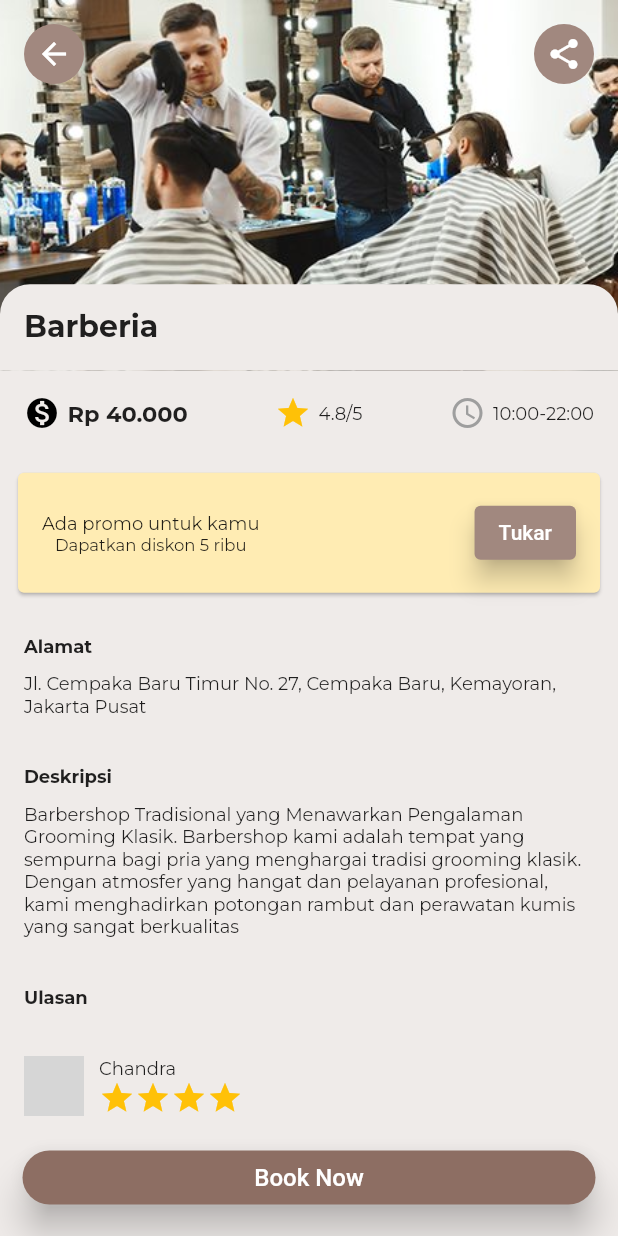
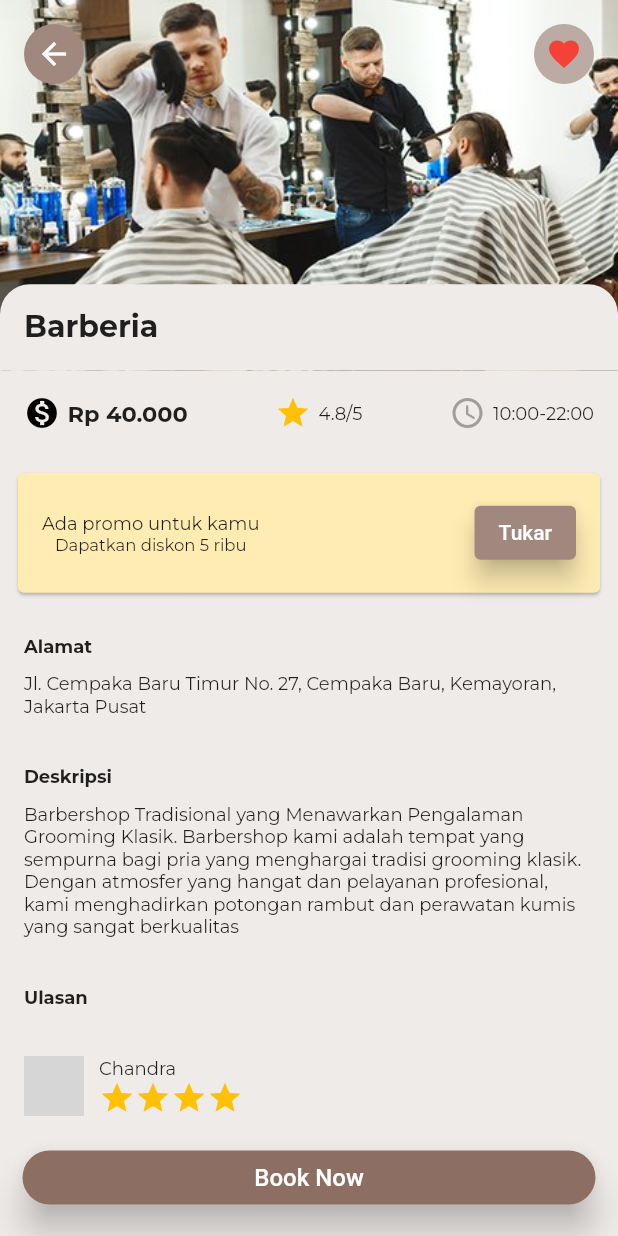
Before and after one commit to uxchandra/barbershop_app, a Flutter app: the screen it shows after launch, after a tap on "Barberia", on a phone screen of 412 x 824 dp. Run offline on Flutter 3.47's test engine with Material 2 defaults, Android fonts, the light colour scheme and no system bars; our stand-ins replace google_fonts; network calls fail; grey boxes are pictures that could not be loaded.

Commit message:
modified:   lib/detail_page.dart

```diff
--- a/lib/detail_page.dart
+++ b/lib/detail_page.dart
@@ -56,20 +56,7 @@ class _DetailPageState extends State<DetailPage> {
                           ),
                         ),
                       )),
-                  Positioned(
-                      top: 16,
-                      right: 16,
-                      child: Container(
-                        padding: const EdgeInsets.all(8),
-                        decoration: BoxDecoration(
-                            color: Colors.brown[300],
-                            borderRadius:
-                                const BorderRadius.all(Radius.circular(20))),
-                        child: const Icon(
-                          Icons.share,
-                          color: Colors.white,
-                        ),
-                      )),
+                  const FavoriteButton(),
                   Container(
                       height: height * .07,
                       width: double.infinity,
@@ -283,3 +270,39 @@ class TitleDetail extends StatelessWidget {
     );
   }
 }
+
+class FavoriteButton extends StatefulWidget {
+  const FavoriteButton({Key? key}) : super(key: key);
+
+  @override
+  _FavoriteButtonState createState() => _FavoriteButtonState();
+}
+
+class _FavoriteButtonState extends State<FavoriteButton> {
+  bool isFavorite = true;
+
+  @override
+  Widget build(BuildContext context) {
+    return Positioned(
+      top: 16,
+      right: 16,
+      child: Container(
+        padding: const EdgeInsets.all(8),
+        decoration: BoxDecoration(
+            color: Colors.brown[200],
+            borderRadius: const BorderRadius.all(Radius.circular(20))),
+        child: GestureDetector(
+          onTap: () {
+            setState(() {
+              isFavorite = !isFavorite;
+            });
+          },
+          child: Icon(
+            isFavorite ? Icons.favorite : Icons.favorite_border,
+            color: Colors.red,
+          ),
+        ),
+      ),
+    );
+  }
+}
```
